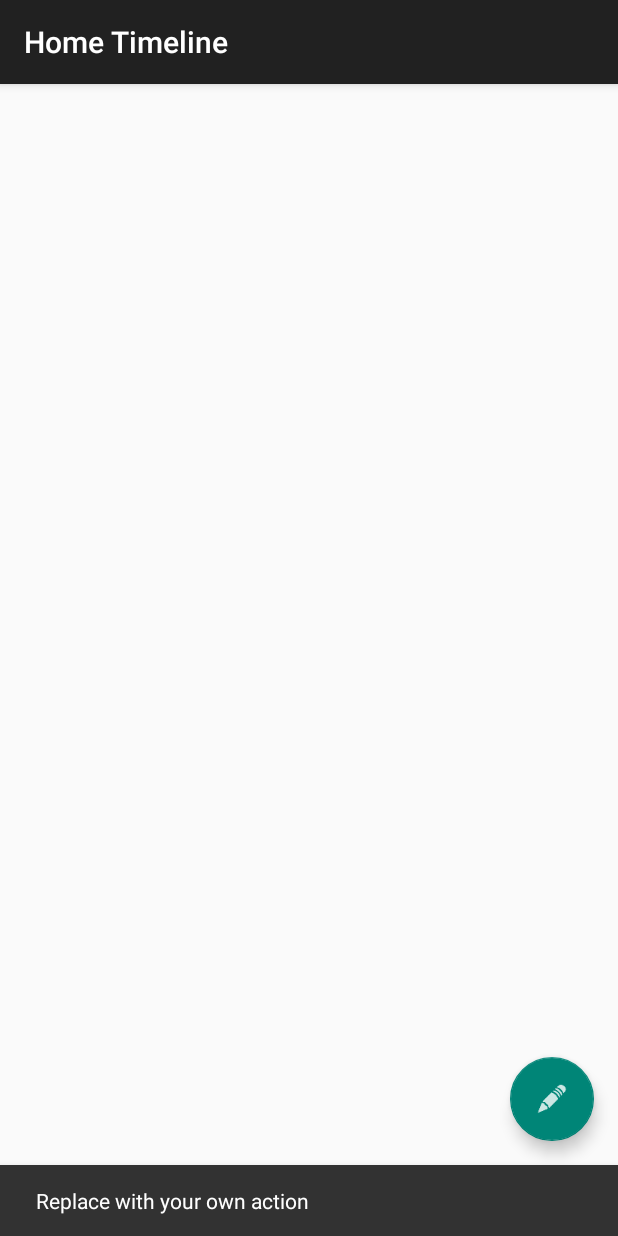
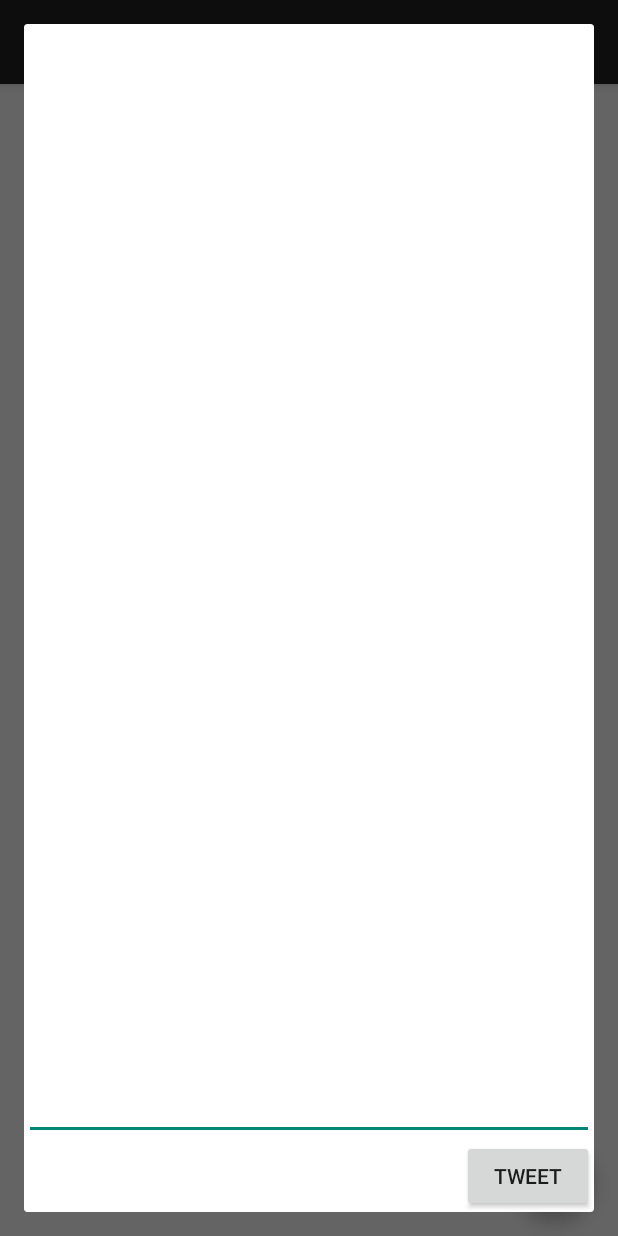
Before and after one commit to tachyonlabs/CodePath-Android-Bootcamp-Simple-Twitter-Client, an Android app: the TimelineActivity screen opened directly, with no data from a screen before it, after a tap on an icon or button, on a phone screen of 412 x 824 dp. Run offline under Robolectric (Android 15) with nearby library versions, the phone set to English and light mode, and no system bars; libraries missing offline, so code that uses them is left out: com.loopj.android; 6 statements that could not run were skipped.

Commit message:
Compose tweet now uses fragment/modal overlay

```diff
--- a/app/build.gradle
+++ b/app/build.gradle
@@ -34,4 +34,5 @@ dependencies {
     compile 'com.michaelpardo:activeandroid:3.1.0-SNAPSHOT'
     compile 'com.android.support:design:23.1.1'
     compile 'com.android.support:recyclerview-v7:23.1.1'
+    compile 'com.android.support:support-v4:23.1.1'
 }
--- a/app/src/main/java/com/tachyonlabs/tweety/activities/TimelineActivity.java
+++ b/app/src/main/java/com/tachyonlabs/tweety/activities/TimelineActivity.java
@@ -2,7 +2,7 @@ package com.tachyonlabs.tweety.activities;
 
 import android.os.Bundle;
 import android.support.design.widget.FloatingActionButton;
-import android.support.design.widget.Snackbar;
+import android.support.v4.app.FragmentManager;
 import android.support.v7.app.AppCompatActivity;
 import android.support.v7.widget.LinearLayoutManager;
 import android.support.v7.widget.RecyclerView;
@@ -14,6 +14,7 @@ import android.widget.Toast;
 import com.loopj.android.http.JsonHttpResponseHandler;
 import com.tachyonlabs.tweety.R;
 import com.tachyonlabs.tweety.adapters.TweetsAdapter;
+import com.tachyonlabs.tweety.fragments.ComposeFragment;
 import com.tachyonlabs.tweety.models.Tweet;
 import com.tachyonlabs.tweety.utils.TwitterApplication;
 import com.tachyonlabs.tweety.utils.TwitterClient;
@@ -59,10 +60,15 @@ public class TimelineActivity extends AppCompatActivity {
         fab.setOnClickListener(new View.OnClickListener() {
             @Override
             public void onClick(View view) {
-                Snackbar.make(view, "Replace with your own action", Snackbar.LENGTH_LONG)
-                        .setAction("Action", null).show();
+                showComposeDialog();
             }
         });
+    }
+
+    private void showComposeDialog() {
+        FragmentManager fm = getSupportFragmentManager();
+        ComposeFragment composeFragment = ComposeFragment.newInstance("What's happening?");
+        composeFragment.show(fm, "fragment_compose");
     }
 
     // send an API request to get the timeline JSON
@@ -94,4 +100,8 @@ public class TimelineActivity extends AppCompatActivity {
             }
         });
     }
+
+    public void onTweetButtonClicked(String myTweetText) {
+        Toast.makeText(this, myTweetText, Toast.LENGTH_LONG).show();
+    }
 }
--- /dev/null
+++ b/app/src/main/java/com/tachyonlabs/tweety/fragments/ComposeFragment.java
@@ -0,0 +1,73 @@
+package com.tachyonlabs.tweety.fragments;
+
+import android.os.Bundle;
+import android.support.annotation.Nullable;
+import android.view.LayoutInflater;
+import android.view.View;
+import android.view.ViewGroup;
+import android.view.WindowManager;
+import android.widget.Button;
+import android.widget.EditText;
+
+import com.tachyonlabs.tweety.R;
+import com.tachyonlabs.tweety.activities.TimelineActivity;
+
+public class ComposeFragment extends android.support.v4.app.DialogFragment {
+    // TODO: Rename parameter arguments, choose names that match
+    // the fragment initialization parameters, e.g. ARG_ITEM_NUMBER
+    private EditText etComposeTweet;
+    private static final String ARG_PARAM1 = "param1";
+    private static final String ARG_PARAM2 = "param2";
+
+    // TODO: Rename and change types of parameters
+    private String mParam1;
+    private String mParam2;
+
+    public ComposeFragment() {
+        // Required empty public constructor
+    }
+
+    public static ComposeFragment newInstance(String title) {
+        ComposeFragment frag = new ComposeFragment();
+        Bundle args = new Bundle();
+        args.putString("title", title);
+        frag.setArguments(args);
+        return frag;
+    }
+
+    @Override
+    public View onCreateView(LayoutInflater inflater, ViewGroup container,
+                             Bundle savedInstanceState) {
+        return inflater.inflate(R.layout.fragment_compose, container);
+    }
+
+    @Override
+    public void onViewCreated(View view, @Nullable Bundle savedInstanceState) {
+        Button btnTweet;
+        super.onViewCreated(view, savedInstanceState);
+        // Get field from view
+        etComposeTweet = (EditText) view.findViewById(R.id.etComposeTweet);
+        // Fetch arguments from bundle and set title
+        String title = getArguments().getString("title", "Enter Name");
+        getDialog().setTitle(title);
+
+        // Show soft keyboard automatically and request focus to field
+
+        etComposeTweet.requestFocus();
+
+        getDialog().getWindow().setSoftInputMode(
+                WindowManager.LayoutParams.SOFT_INPUT_STATE_VISIBLE);
+
+        btnTweet = (Button) view.findViewById(R.id.btnTweet);
+        btnTweet.setOnClickListener(new View.OnClickListener() {
+            @Override
+            public void onClick(View v) {
+                EditText etComposeTweet = (EditText) getDialog().findViewById(R.id.etComposeTweet);
+                String myTweet = etComposeTweet.getText().toString();
+                TimelineActivity timelineActivity = (TimelineActivity) getActivity();
+                timelineActivity.onTweetButtonClicked(myTweet);
+                getDialog().dismiss();
+            }
+        });
+    }
+}
--- /dev/null
+++ b/app/src/main/res/layout/fragment_compose.xml
@@ -0,0 +1,24 @@
+<RelativeLayout xmlns:android="http://schemas.android.com/apk/res/android"
+    xmlns:tools="http://schemas.android.com/tools"
+    android:layout_width="match_parent"
+    android:layout_height="match_parent"
+    tools:context="com.tachyonlabs.tweety.fragments.ComposeFragment">
+
+    <EditText
+        android:layout_width="match_parent"
+        android:layout_height="wrap_content"
+        android:id="@+id/etComposeTweet"
+        android:inputType="textMultiLine|textCapSentences"
+        android:layout_alignParentTop="true"
+        android:layout_alignParentLeft="true"
+        android:layout_above="@+id/btnTweet" />
+
+    <Button
+        android:layout_width="wrap_content"
+        android:layout_height="wrap_content"
+        android:text="@string/tweet"
+        android:id="@+id/btnTweet"
+        android:layout_alignParentBottom="true"
+        android:layout_alignParentRight="true" />
+
+</RelativeLayout>
--- a/app/src/main/res/values/strings.xml
+++ b/app/src/main/res/values/strings.xml
@@ -5,5 +5,9 @@
     <string name="action_settings">Settings</string>
     <string name="title_activity_timeline">Home Timeline</string>
     <string name="login_label">Connect to Twitter</string>
+    <string name="tweet">Tweet</string>
+
+    <!-- TODO: Remove or change this placeholder text -->
+    <string name="hello_blank_fragment">Hello blank fragment</string>
 
 </resources>
```
Also changed, not shown: 1 other file.
